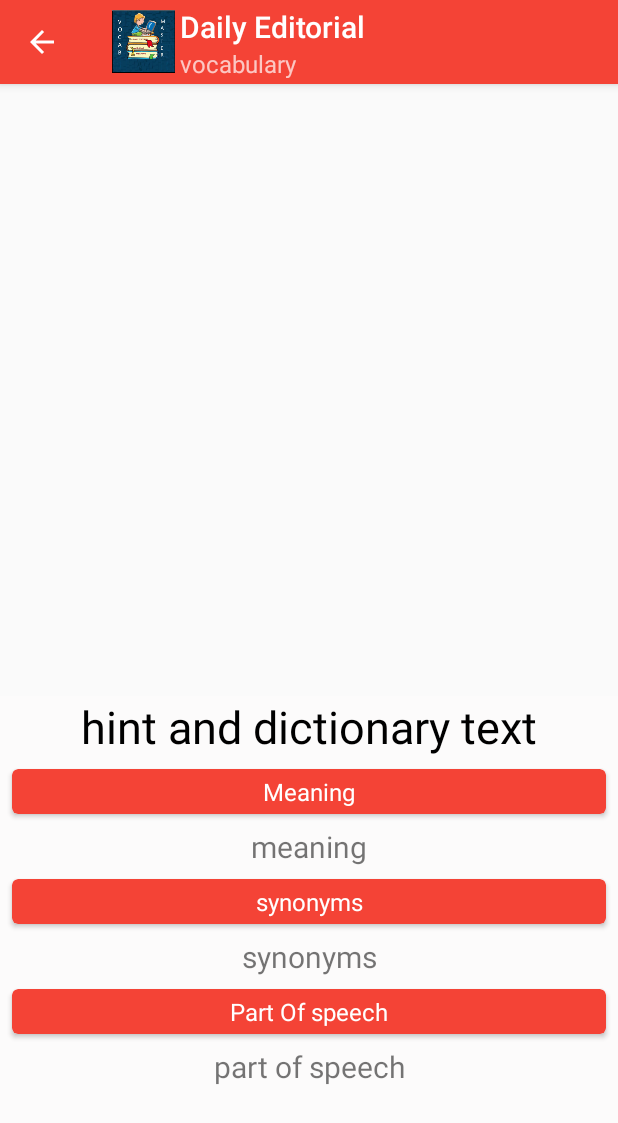
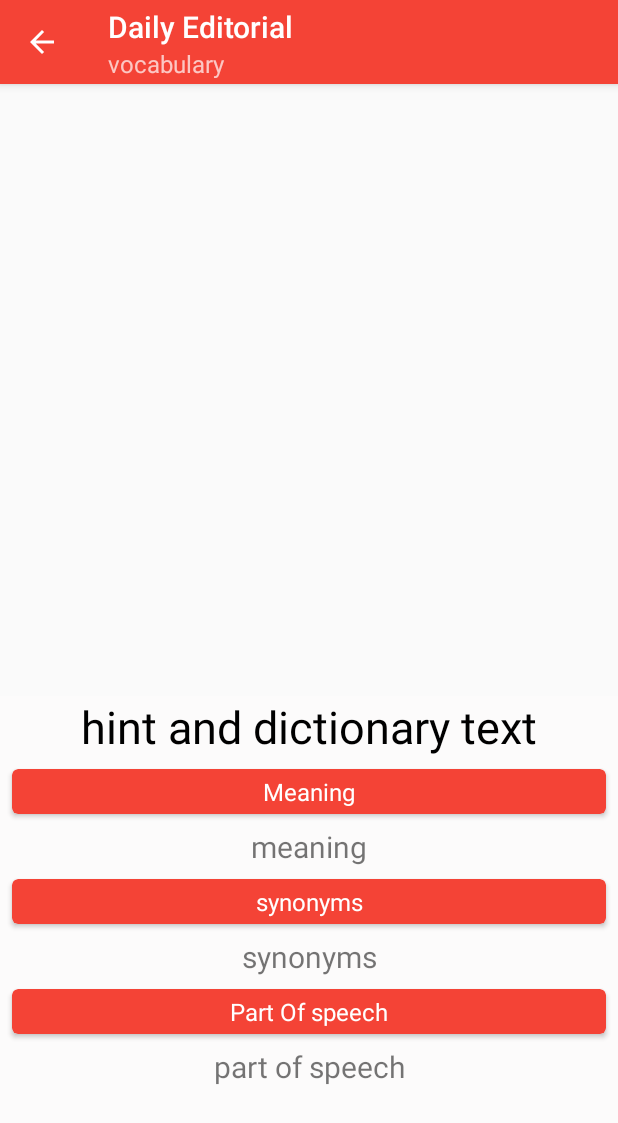
Before and after one commit to iamrahulyadav/Editorial, an Android app: the screen it shows after launch (VacabularyActivity), after a tap on "vocabulary", on a phone screen of 412 x 824 dp. Shown: the top 1123 px of the screen. Run offline under Robolectric (Android 15) with nearby library versions, the phone set to English and light mode, and no system bars; our stand-ins replace AdMob, Firebase (no records; nobody signed in at launch, a user with empty details on screens opened directly); 11 statements that could not run were skipped; 1 other tap on this screen came first.

Commit message:
Final app completion

```diff
--- a/app/src/main/java/app/articles/vacabulary/editorial/gamefever/editorial/EditorialFeedActivity.java
+++ b/app/src/main/java/app/articles/vacabulary/editorial/gamefever/editorial/EditorialFeedActivity.java
@@ -83,7 +83,7 @@ public class EditorialFeedActivity extends AppCompatActivity implements
 
             getSupportActionBar().setDisplayHomeAsUpEnabled(true);
             getSupportActionBar().setSubtitle("Feeds");
-            getSupportActionBar().setIcon(R.mipmap.ic_launcher);
+           // getSupportActionBar().setIcon(R.mipmap.ic_launcher);
         }catch(Exception e ){
 
         }
--- a/app/src/main/java/app/articles/vacabulary/editorial/gamefever/editorial/EditorialListWithNavActivity.java
+++ b/app/src/main/java/app/articles/vacabulary/editorial/gamefever/editorial/EditorialListWithNavActivity.java
@@ -267,7 +267,7 @@ public class EditorialListWithNavActivity extends AppCompatActivity
         Toolbar toolbar = (Toolbar) findViewById(R.id.toolbar);
         setSupportActionBar(toolbar);
         try {
-            getSupportActionBar().setIcon(R.mipmap.ic_launcher);
+           // getSupportActionBar().setIcon(R.mipmap.ic_launcher);
             getSupportActionBar().setTitle(getString(R.string.app_name));
         } catch (Exception e) {
 
@@ -926,6 +926,7 @@ public class EditorialListWithNavActivity extends AppCompatActivity
                 if (mInterstitialAd.isLoaded()) {
                     mInterstitialAd.show();
                     EDITORIALCOUNTADS = 0;
+                    loadInterstitialAd();
                 } else {
                     loadInterstitialAd();
                 }
--- a/app/src/main/java/app/articles/vacabulary/editorial/gamefever/editorial/VacabularyActivity.java
+++ b/app/src/main/java/app/articles/vacabulary/editorial/gamefever/editorial/VacabularyActivity.java
@@ -35,7 +35,7 @@ public class VacabularyActivity extends AppCompatActivity {
         try {
             getSupportActionBar().setDisplayHomeAsUpEnabled(true);
             getSupportActionBar().setSubtitle("vocabulary");
-            getSupportActionBar().setIcon(R.mipmap.ic_launcher);
+            //getSupportActionBar().setIcon(R.mipmap.ic_launcher);
         } catch (Exception e) {
             e.printStackTrace();
         }
```
